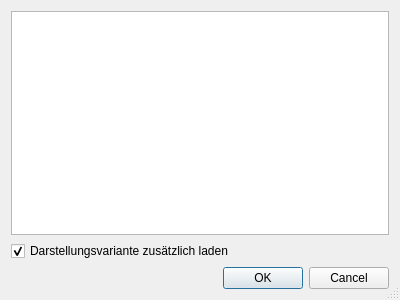
Qt form Ui_ObjektartLaden.ui (bstroebl/xplanplugin) before a commit.
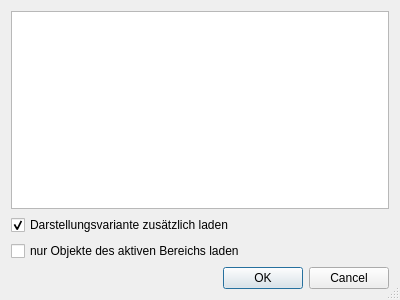
The same form after that commit.

```diff
--- a/Ui_ObjektartLaden.ui
+++ b/Ui_ObjektartLaden.ui
@@ -57,6 +57,13 @@
      </property>
     </widget>
    </item>
+   <item>
+    <widget class="QCheckBox" name="chkAktiverBereich">
+     <property name="text">
+      <string>nur Objekte des aktiven Bereichs laden</string>
+     </property>
+    </widget>
+   </item>
    <item>
     <widget class="QDialogButtonBox" name="buttonBox">
      <property name="standardButtons">
```
